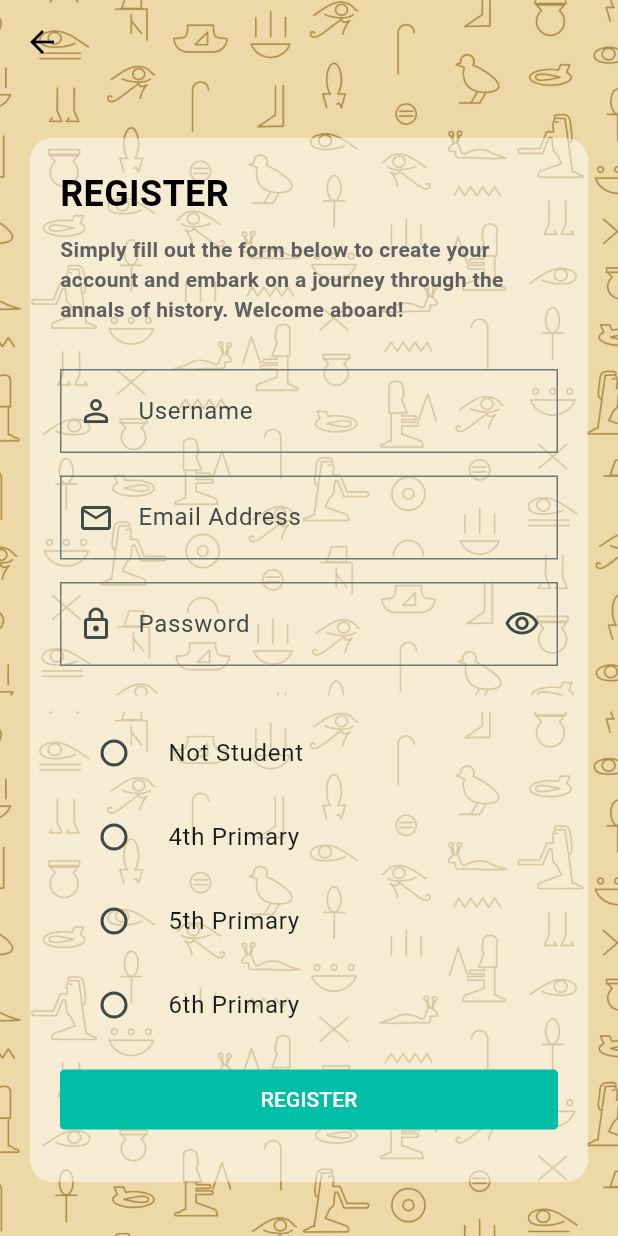
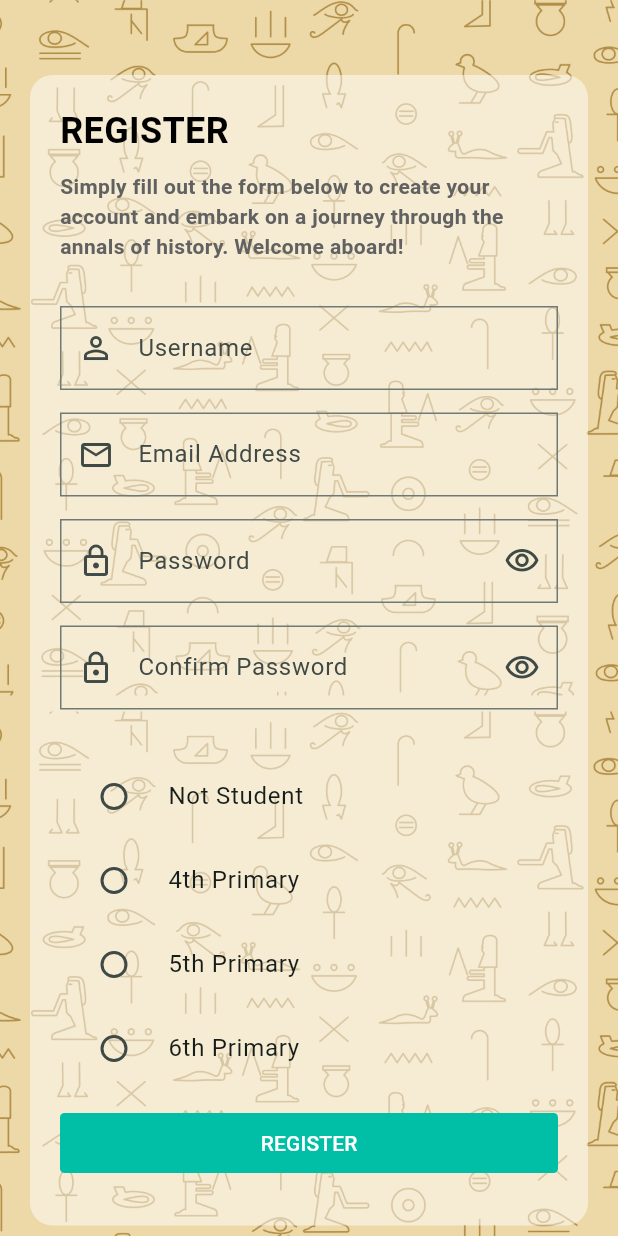
Before and after one commit to Andrewaziz99/Graduation_Project_Tarikhna, a Flutter app: the screen it shows after launch, after a tap on "register now", on a phone screen of 412 x 824 dp. Run offline on Flutter 3.47's test engine with Material 3 defaults, Android fonts, the phone set to English and light mode, and no system bars; our stand-ins replace bloc, cherry_toast, conditional_builder_null_safety, dio, flutter_bloc, hexcolor and 2 more; accounts and stored records are empty; network calls fail; Roboto replaces fonts that are missing (Jannah).

Commit message:
Add new features

```diff
--- a/Flutter App/Tarikhna/lib/main.dart
+++ b/Flutter App/Tarikhna/lib/main.dart
@@ -32,7 +32,6 @@ class MyApp extends StatelessWidget {
 
   @override
   Widget build(BuildContext context) {
-    var token = CacheHelper.getData(key: 'token');
     return MultiBlocProvider(
       providers: [
         BlocProvider(create: (context) => LessonsCubit()..getLessons()),
@@ -41,7 +40,7 @@ class MyApp extends StatelessWidget {
       child: MaterialApp(
         debugShowCheckedModeBanner: false,
         theme: lightTheme,
-        home:LoginScreen(),
+        home: LoginScreen(),
       ),
     );
   }
--- a/Flutter App/Tarikhna/lib/modules/lessons/cubit/states.dart
+++ b/Flutter App/Tarikhna/lib/modules/lessons/cubit/states.dart
@@ -17,3 +17,17 @@ class LessonsErrorState extends LessonsState {
 
   LessonsErrorState(this.error);
 }
+
+class LessonsSearchLoadingState extends LessonsState {}
+
+class LessonsSearchSuccessState extends LessonsState {
+  final LessonModel lesson;
+
+  LessonsSearchSuccessState(this.lesson);
+}
+
+class LessonsSearchErrorState extends LessonsState {
+  final String error;
+
+  LessonsSearchErrorState(this.error);
+}
--- a/Flutter App/Tarikhna/lib/modules/register/register_screen.dart
+++ b/Flutter App/Tarikhna/lib/modules/register/register_screen.dart
@@ -14,6 +14,7 @@ class RegisterScreen extends StatelessWidget {
   var nameController = TextEditingController();
   var emailController = TextEditingController();
   var passwordController = TextEditingController();
+  var confirmPasswordController = TextEditingController();
   var yearController = TextEditingController();
   var formKey = GlobalKey<FormState>();
 
@@ -52,15 +53,18 @@ class RegisterScreen extends StatelessWidget {
               ),
               Scaffold(
                 backgroundColor: Colors.transparent,
-                appBar: AppBar(
-                  backgroundColor: Colors.transparent,
-                ),
+                // appBar: AppBar(
+                //   elevation: 0.0,
+                //   backgroundColor: Colors.transparent,
+                // ),
                 body: Center(
                   child: SingleChildScrollView(
                     child: Padding(
                       padding: const EdgeInsets.all(20.0),
                       child: Form(
                         key: formKey,
+                        child: Padding(
+                          padding: const EdgeInsets.symmetric(vertical: 30.0),
                           child: Container(
                             padding: const EdgeInsets.all(20.0),
                             decoration: BoxDecoration(
@@ -129,6 +133,26 @@ class RegisterScreen extends StatelessWidget {
                                   validate: (value) {
                                     if (value!.isEmpty) {
                                       return 'Password must not be empty';
+                                    }
+                                    return null;
+                                  },
+                                  suffix: cubit.suffix,
+                                  suffixPressed: () {
+                                    cubit.changePasswordVisibility();
+                                  },
+                                ),
+                                const SizedBox(
+                                  height: 15.0,
+                                ),
+                                defaultFormField(
+                                  controller: confirmPasswordController,
+                                  type: TextInputType.visiblePassword,
+                                  isPassword: cubit.isPassword,
+                                  label: 'Confirm Password',
+                                  prefix: Icons.lock_outline,
+                                  validate: (value) {
+                                    if (value!.isEmpty) {
+                                      return 'Confirm Password must not be empty';
                                     }
                                     return null;
                                   },
@@ -210,6 +234,7 @@ class RegisterScreen extends StatelessWidget {
                     ),
                   ),
                 ),
+              ),
             ],
           );
         },
--- a/Flutter App/Tarikhna/lib/shared/components/constants.dart
+++ b/Flutter App/Tarikhna/lib/shared/components/constants.dart
@@ -24,4 +24,4 @@ String GetAllSavedItem ="AI_Summary/summarizedItems";
 String REGISTER = 'auth/register';
 String LOGIN = 'auth/login';
 String LESSONS = 'lesson/getlessons';
-String SEARCH = 'search';
+String SEARCH = 'lesson/search';
```
Also changed, not shown: Flutter App/Tarikhna/lib/modules/lessons/cubit/cubit.dart (+16 -15 lines), Flutter App/Tarikhna/lib/modules/lessons/lessons_screen.dart (+38 -88 lines), Flutter App/Tarikhna/lib/shared/components/components.dart (+64 -0 lines). Lines whose indentation alone changed are shown as unchanged.
